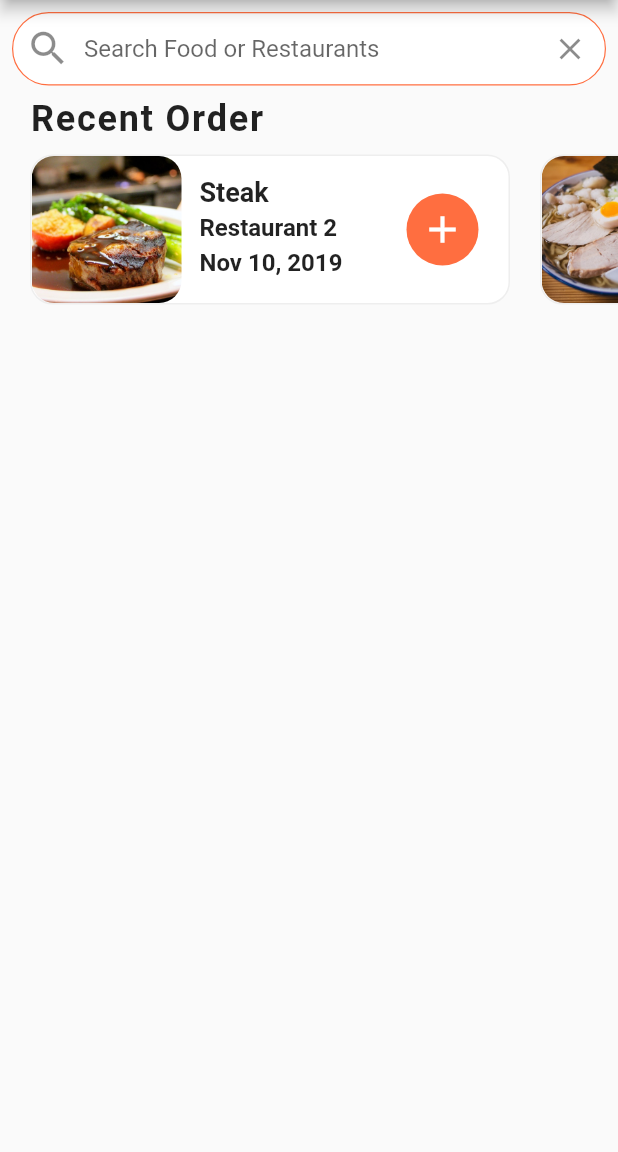
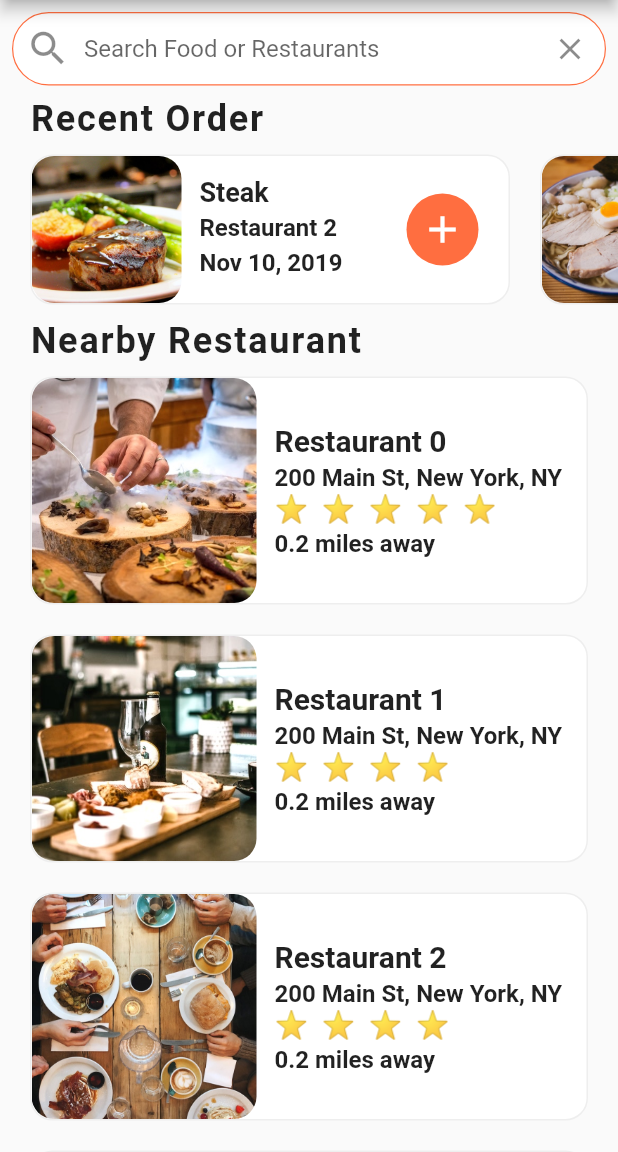
Before and after one commit to MuhamadHaydar/food_delivery_app, a Flutter app: the screen it shows after launch, on a phone screen of 412 x 824 dp, the part 84-1236 px from its top. Run offline on Flutter 3.47's test engine with Material 2 defaults, Android fonts, the phone set to English and light mode, and no system bars.

Commit message:
Add nearby Restaurants with some modifications.

```diff
--- a/lib/screens/home_screen.dart
+++ b/lib/screens/home_screen.dart
@@ -1,5 +1,7 @@
 import 'package:flutter/material.dart';
 import 'package:flutter_food_delivery_ui/data/data.dart';
+import 'package:flutter_food_delivery_ui/models/restaurant.dart';
+import 'package:flutter_food_delivery_ui/widgets/rating_stars.dart';
 import 'package:flutter_food_delivery_ui/widgets/recent_orders.dart';
 
 class HomeScreen extends StatefulWidget {
@@ -10,6 +12,75 @@ class HomeScreen extends StatefulWidget {
 }
 
 class _HomeScreenState extends State<HomeScreen> {
+  _buildRestauratns() {
+    List<Widget> restauratnList = [];
+    restaurants.forEach((restaurant) {
+      restauratnList.add(
+        Container(
+          margin: EdgeInsets.symmetric(horizontal: 20, vertical: 10),
+          decoration: BoxDecoration(
+            color: Colors.white,
+            borderRadius: BorderRadius.circular(15),
+            border: Border.all(
+              width: 1,
+              color: Colors.grey[200],
+            ),
+          ),
+          child: Row(
+            children: [
+              ClipRRect(
+                borderRadius: BorderRadius.circular(15),
+                child: Image(
+                  width: 150,
+                  height: 150,
+                  fit: BoxFit.cover,
+                  image: AssetImage(restaurant.imageUrl),
+                ),
+              ),
+              Container(
+                margin: EdgeInsets.all(12),
+                child: Column(
+                  crossAxisAlignment: CrossAxisAlignment.start,
+                  mainAxisAlignment: MainAxisAlignment.center,
+                  children: [
+                    Text(
+                      restaurant.name,
+                      style:
+                          TextStyle(fontSize: 20, fontWeight: FontWeight.bold),
+                      overflow: TextOverflow.ellipsis,
+                    ),
+                    SizedBox(
+                      height: 4.0,
+                    ),
+                    Text(
+                      restaurant.address,
+                      style:
+                          TextStyle(fontSize: 16, fontWeight: FontWeight.w600),
+                      overflow: TextOverflow.ellipsis,
+                    ),
+                    RaitingStars(rating: restaurant.rating),
+                    SizedBox(
+                      height: 4.0,
+                    ),
+                    Text(
+                      '0.2 miles away',
+                      style:
+                          TextStyle(fontSize: 16, fontWeight: FontWeight.w600),
+                      overflow: TextOverflow.ellipsis,
+                    )
+                  ],
+                ),
+              ),
+            ],
+          ),
+        ),
+      );
+    });
+    return Column(
+      children: restauratnList,
+    );
+  }
+
   @override
   Widget build(BuildContext context) {
     return Scaffold(
@@ -61,6 +132,22 @@ class _HomeScreenState extends State<HomeScreen> {
             ),
           ),
           RecentOrders(),
+          Column(
+            crossAxisAlignment: CrossAxisAlignment.start,
+            children: [
+              Padding(
+                padding: const EdgeInsets.symmetric(horizontal: 20.0),
+                child: Text(
+                  'Nearby Restaurant',
+                  style: TextStyle(
+                      fontSize: 24.0,
+                      fontWeight: FontWeight.w600,
+                      letterSpacing: 1.2),
+                ),
+              )
+            ],
+          ),
+          _buildRestauratns()
         ],
       ),
     );
--- /dev/null
+++ b/lib/widgets/rating_stars.dart
@@ -0,0 +1,20 @@
+import 'package:flutter/material.dart';
+
+class RaitingStars extends StatelessWidget {
+  final int rating;
+
+  const RaitingStars({this.rating});
+
+  @override
+  Widget build(BuildContext context) {
+    String stars = '';
+    for (int i = 0; i < rating; i++) {
+      stars += '⭐  ';
+    }
+    stars.trim();
+    return Text(
+      stars,
+      style: TextStyle(fontSize: 18.0),
+    );
+  }
+}
```
